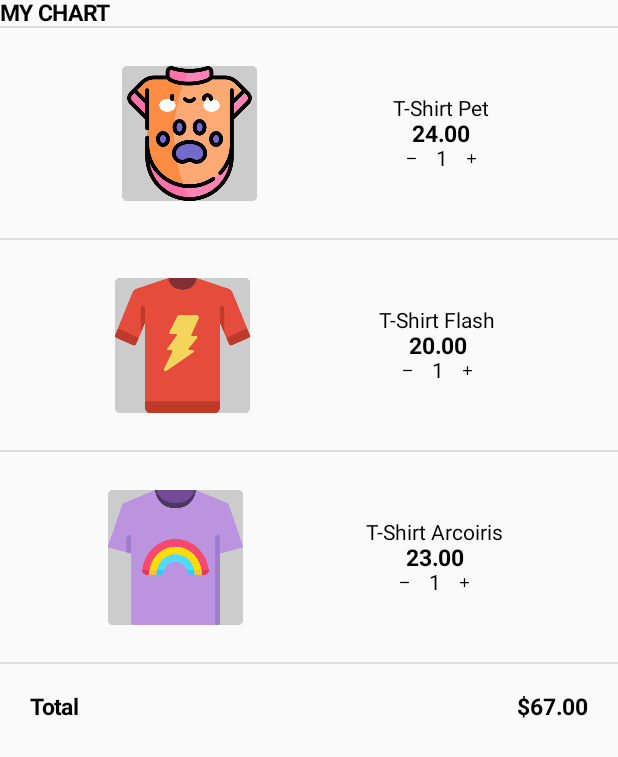
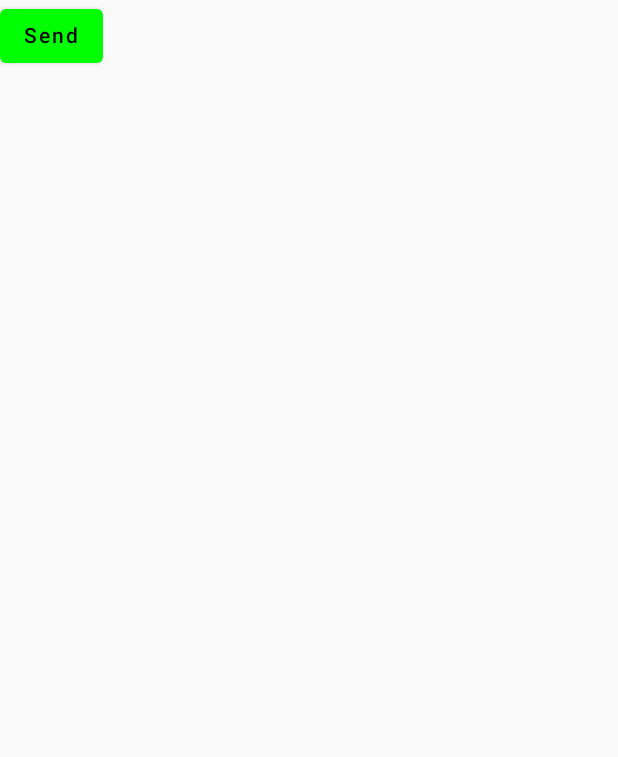
Before and after one commit to SnubSh/practicasCompose, an Android app built with Jetpack Compose: the screen it shows after launch (MainActivity), on a phone screen of 412 x 824 dp. Shown: the top 757 px of the screen. Run offline under Robolectric (Android 15) with nearby library versions, the light colour scheme and no system bars.

Commit message:
Nueva practica

```diff
--- a/app/src/main/AndroidManifest.xml
+++ b/app/src/main/AndroidManifest.xml
@@ -14,6 +14,11 @@
         android:theme="@style/Theme.ComposeApp"
         tools:targetApi="31">
         <activity
+            android:name=".MainActivity2"
+            android:exported="false"
+            android:label="@string/title_activity_main2"
+            android:theme="@style/Theme.ComposeApp" />
+        <activity
             android:name=".MainActivity"
             android:exported="true"
             android:label="@string/app_name"
--- a/app/src/main/java/com/example/composeapp/MainActivity.kt
+++ b/app/src/main/java/com/example/composeapp/MainActivity.kt
@@ -1,4 +1,5 @@
 package com.example.composeapp
+import android.content.Intent
 import android.content.res.Configuration
 import android.media.Image
 import android.os.Bundle
@@ -14,9 +15,8 @@ import androidx.compose.foundation.lazy.LazyColumn
 import androidx.compose.foundation.lazy.items
 import androidx.compose.foundation.shape.CircleShape
 import androidx.compose.foundation.shape.CutCornerShape
-import androidx.compose.material.Divider
-import androidx.compose.material.MaterialTheme
-import androidx.compose.material.Text
+import androidx.compose.foundation.shape.RoundedCornerShape
+import androidx.compose.material.*
 import androidx.compose.runtime.Composable
 import androidx.compose.ui.Alignment
 import androidx.compose.ui.Modifier
@@ -25,6 +25,7 @@ import androidx.compose.ui.graphics.Color
 import androidx.compose.ui.graphics.Shape
 import androidx.compose.ui.graphics.painter.Painter
 import androidx.compose.ui.input.pointer.motionEventSpy
+import androidx.compose.ui.platform.LocalContext
 import androidx.compose.ui.res.painterResource
 import androidx.compose.ui.text.TextStyle
 import androidx.compose.ui.text.font.FontStyle
@@ -47,186 +48,26 @@ override fun onCreate(savedInstanceState: Bundle?) {
 
 }
 @Composable
-fun text (text:String){
-    Text(text = text)
-}
-@Composable
-fun price (text:String){
-    Text(text = text, fontWeight = FontWeight.Bold, fontSize = 15.sp)
-}
-@Composable
-fun imageObjects(@DrawableRes image: Int){
-    Box(
+fun Components() {
+    val context = LocalContext.current
 
-        Modifier
-            .size(
-                width = 100.dp,
-                height = 100.dp,
-            ),
-        contentAlignment = Alignment.Center
+    Button(
 
-
-    )
-    {
-        Image(
-            painter = painterResource(image),
-            "Imagen",
-            Modifier
-                .size(90.dp)
-                .clip(shape = CutCornerShape(2.dp))
-                .background(Color.LightGray))
-
-    }
-}
-@Composable
-fun icons(@DrawableRes image: Int){
-
-    Image(
-        painter = painterResource(image),
-        "Imagen",
-        Modifier.size(10.dp),
-
-    )
-
-}
-
-@Composable
-fun Components() {
-    Column(
+        onClick = {
+            //Obtener el context
+            val new_page = Intent(context,MainActivity2::class.java)
+            context.startActivity(new_page)
+        },
+        colors = ButtonDefaults.buttonColors(backgroundColor = Color.Green)
 
     ) {
-        Row(
 
-            horizontalArrangement = Arrangement.Start
-        ) {
-            price(text = "MY CHART")
-
-        }
-        Box(
-
-            contentAlignment = Alignment.TopCenter
-        ) {
-            Column(
-                Modifier.fillMaxWidth(),
-                verticalArrangement = Arrangement.SpaceAround,
-                horizontalAlignment = Alignment.CenterHorizontally
-            ) {
-
-                Divider()
-                Spacer(Modifier.size(20.dp))
-                RowComponent(R.drawable.pet, "T-Shirt Pet", "24.00")
-                Spacer(Modifier.size(20.dp))
-                Divider()
-                Spacer(Modifier.size(20.dp))
-                RowComponent(R.drawable.tshirt,"T-Shirt Flash", "20.00")
-                Spacer(Modifier.size(20.dp))
-                Divider()
-                Spacer(Modifier.size(20.dp))
-                RowComponent(R.drawable.shirt,"T-Shirt Arcoiris", "23.00")
-                Spacer(Modifier.size(20.dp))
-                Divider()
-                Spacer(Modifier.size(20.dp))
-            }
-
-        }
-        Box(
-            Modifier.fillMaxWidth(),
-            contentAlignment = Alignment.Center
-        ){
-            Row(
-                Modifier.fillMaxWidth().padding(horizontal = 20.dp),
-                horizontalArrangement = Arrangement.SpaceBetween
-            ) {
-                price(text = "Total")
-                price(text = "$67.00")
-
-            }
-        }
+        Text(text = "Send")
     }
 
 }
-@Composable
-fun RowComponent(image: Int, nombre:String, precio:String){
-    Row(
-        Modifier.fillMaxWidth(),
-        verticalAlignment = Alignment.CenterVertically,
-        horizontalArrangement = Arrangement.SpaceEvenly
-    ) {
-        //Imagen
-        imageObjects(image = image)
-        Column(
-            Modifier
-                .padding(10.dp),
-                //.fillMaxWidth(),
-            horizontalAlignment = Alignment.CenterHorizontally
-
-        ) {
-            //Nombre
-            text(text = nombre)
-            price(text = precio)
-
-            Row(
-                Modifier.size(width = 50.dp, height = 15.dp),
-                verticalAlignment = Alignment.CenterVertically,
-                horizontalArrangement = Arrangement.SpaceBetween
-            ) {
-                icons(R.drawable.minus)
-                text(text = "1")
-                icons(R.drawable.plus)
-            }
-
-        }
-    }
-}
-@Preview(showSystemUi = true)
+@Preview()
 @Composable
 fun Preview() {
     Components()
 }
-/*    Row(
-        //horizontalArrangement = Arrangement.SpaceAround,
-        //verticalAlignment = Alignment.CenterVertically,
-    ) {
-        Row(
-            Modifier
-                .size(height = 250.dp, width = 500.dp)
-                .background(Color.Yellow),
-        ) {
-            Column(
-                Modifier
-                    .size(height = 200.dp, width = 500.dp),
-                verticalArrangement = Arrangement.SpaceAround,
-                horizontalAlignment = Alignment.CenterHorizontally
-            ) {
-                text(text = "Bienvenido", Color.Blue)
-                text(text = "Como estas?", Color.Green)
-                text(text = "Portate bien", Color.Magenta)
-            }
-        }
-    }
-}*/
-/*@Composable
-fun columnInitial(){
-    Column(
-
-        //Reparte el espacio entre los elementos dentro de la columna
-        //verticalArrangement = Arrangement.SpaceEvenly
-
-        //El primer y ultimo elemento no tienen espacio en los bordes y el elemento de en medio centrado
-        //verticalArrangement = Arrangement.SpaceBetween
-
-        //Permite dejar espacios arriba y abajo  en los bordes pero dejando solo a la mitad
-        //verticalArrangement = Arrangement.SpaceAround,
-
-        //Centra los elementos de la columa
-        //horizontalAlignment = Alignment.CenterHorizontally,
-        //verticalArrangement = Arrangement.SpaceAround
-
-
-    ) {
-        text(text = "Bienvenido", Color.Blue)
-        text(text = "Como estas?", Color.Green)
-        text(text = "Portate bien", Color.Magenta)
-    }
-
-}*/
--- a/app/src/main/res/values/strings.xml
+++ b/app/src/main/res/values/strings.xml
@@ -1,3 +1,4 @@
 <resources>
     <string name="app_name">ComposeApp</string>
+    <string name="title_activity_main2">MainActivity2</string>
 </resources>
```
Also changed, not shown: app/src/main/java/com/example/composeapp/MainActivity2.kt (added, +60 -0 lines).
